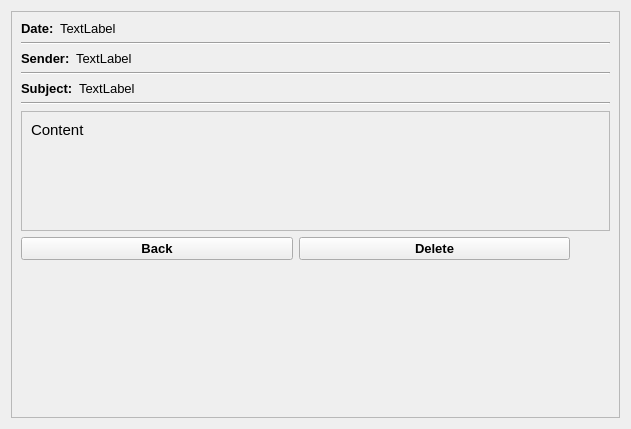
Above: User_app/src/message/message_widget.ui from edugaidano/Little-Social-Network before the change. Below: the same form after it.
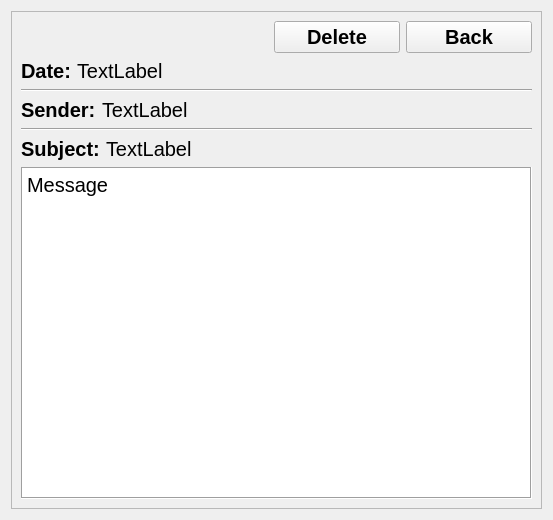
That is the form after the change.

Diff of the .ui file:
```diff
--- a/User_app/src/message/message_widget.ui
+++ b/User_app/src/message/message_widget.ui
@@ -6,8 +6,8 @@
    <rect>
     <x>0</x>
     <y>0</y>
-    <width>631</width>
-    <height>429</height>
+    <width>553</width>
+    <height>520</height>
    </rect>
   </property>
   <property name="windowTitle">
@@ -29,6 +29,66 @@
       <enum>QFrame::Shadow::Raised</enum>
      </property>
      <layout class="QVBoxLayout" name="verticalLayout">
+      <item>
+       <layout class="QHBoxLayout" name="optionsLayout" stretch="2,1,1">
+        <item>
+         <spacer name="horizontalSpacer">
+          <property name="orientation">
+           <enum>Qt::Orientation::Horizontal</enum>
+          </property>
+          <property name="sizeType">
+           <enum>QSizePolicy::Policy::Expanding</enum>
+          </property>
+          <property name="sizeHint" stdset="0">
+           <size>
+            <width>40</width>
+            <height>20</height>
+           </size>
+          </property>
+         </spacer>
+        </item>
+        <item>
+         <widget class="QPushButton" name="deleteButton">
+          <property name="sizePolicy">
+           <sizepolicy hsizetype="Expanding" vsizetype="Fixed">
+            <horstretch>0</horstretch>
+            <verstretch>0</verstretch>
+           </sizepolicy>
+          </property>
+          <property name="font">
+           <font>
+            <family>Arial</family>
+            <pointsize>15</pointsize>
+            <bold>true</bold>
+           </font>
+          </property>
+          <property name="text">
+           <string>Delete</string>
+          </property>
+         </widget>
+        </item>
+        <item>
+         <widget class="QPushButton" name="backButton">
+          <property name="sizePolicy">
+           <sizepolicy hsizetype="Expanding" vsizetype="Fixed">
+            <horstretch>0</horstretch>
+            <verstretch>0</verstretch>
+           </sizepolicy>
+          </property>
+          <property name="font">
+           <font>
+            <family>Arial</family>
+            <pointsize>15</pointsize>
+            <bold>true</bold>
+           </font>
+          </property>
+          <property name="text">
+           <string>Back</string>
+          </property>
+         </widget>
+        </item>
+       </layout>
+      </item>
       <item>
        <layout class="QHBoxLayout" name="dayLayout">
         <item>
@@ -36,7 +96,7 @@
           <property name="font">
            <font>
             <family>Arial</family>
-            <pointsize>10</pointsize>
+            <pointsize>15</pointsize>
             <bold>true</bold>
            </font>
           </property>
@@ -56,7 +116,7 @@
           <property name="font">
            <font>
             <family>Arial</family>
-            <pointsize>10</pointsize>
+            <pointsize>15</pointsize>
            </font>
           </property>
           <property name="text">
@@ -80,7 +140,7 @@
           <property name="font">
            <font>
             <family>Arial</family>
-            <pointsize>10</pointsize>
+            <pointsize>15</pointsize>
             <bold>true</bold>
            </font>
           </property>
@@ -100,7 +160,7 @@
           <property name="font">
            <font>
             <family>Arial</family>
-            <pointsize>10</pointsize>
+            <pointsize>15</pointsize>
            </font>
           </property>
           <property name="text">
@@ -124,7 +184,7 @@
           <property name="font">
            <font>
             <family>Arial</family>
-            <pointsize>10</pointsize>
+            <pointsize>15</pointsize>
             <bold>true</bold>
            </font>
           </property>
@@ -144,7 +204,7 @@
           <property name="font">
            <font>
             <family>Arial</family>
-            <pointsize>10</pointsize>
+            <pointsize>15</pointsize>
            </font>
           </property>
           <property name="text">
@@ -155,127 +215,27 @@
        </layout>
       </item>
       <item>
-       <widget class="Line" name="line_3">
-        <property name="orientation">
-         <enum>Qt::Orientation::Horizontal</enum>
+       <widget class="QPlainTextEdit" name="contentPlainText">
+        <property name="font">
+         <font>
+          <family>Arial</family>
+          <pointsize>15</pointsize>
+         </font>
         </property>
-       </widget>
-      </item>
-      <item>
-       <widget class="QScrollArea" name="contentArea">
-        <property name="widgetResizable">
+        <property name="frameShape">
+         <enum>QFrame::Shape::Box</enum>
+        </property>
+        <property name="frameShadow">
+         <enum>QFrame::Shadow::Sunken</enum>
+        </property>
+        <property name="readOnly">
          <bool>true</bool>
         </property>
-        <widget class="QWidget" name="contentScrollArea">
-         <property name="geometry">
-          <rect>
-           <x>0</x>
-           <y>0</y>
-           <width>587</width>
-           <height>100</height>
-          </rect>
-         </property>
-         <layout class="QVBoxLayout" name="verticalLayout_2">
-          <item>
-           <widget class="QLabel" name="contentLabel">
-            <property name="font">
-             <font>
-              <family>Arial</family>
-              <pointsize>11</pointsize>
-             </font>
-            </property>
-            <property name="text">
-             <string notr="true">Content</string>
-            </property>
-            <property name="alignment">
-             <set>Qt::AlignmentFlag::AlignLeading|Qt::AlignmentFlag::AlignLeft|Qt::AlignmentFlag::AlignTop</set>
-            </property>
-            <property name="wordWrap">
-             <bool>true</bool>
-            </property>
-           </widget>
-          </item>
-         </layout>
-        </widget>
+        <property name="plainText">
+         <string notr="true">Message</string>
+        </property>
        </widget>
       </item>
-      <item>
-       <layout class="QHBoxLayout" name="optionsLayout">
-        <item>
-         <layout class="QHBoxLayout" name="buttonsLayout">
-          <item>
-           <widget class="QPushButton" name="backButton">
-            <property name="sizePolicy">
-             <sizepolicy hsizetype="Preferred" vsizetype="Fixed">
-              <horstretch>0</horstretch>
-              <verstretch>0</verstretch>
-             </sizepolicy>
-            </property>
-            <property name="font">
-             <font>
-              <family>Arial</family>
-              <pointsize>10</pointsize>
-              <bold>true</bold>
-             </font>
-            </property>
-            <property name="text">
-             <string>Back</string>
-            </property>
-           </widget>
-          </item>
-          <item>
-           <widget class="QPushButton" name="deleteButton">
-            <property name="sizePolicy">
-             <sizepolicy hsizetype="Preferred" vsizetype="Fixed">
-              <horstretch>0</horstretch>
-              <verstretch>0</verstretch>
-             </sizepolicy>
-            </property>
-            <property name="font">
-             <font>
-              <family>Arial</family>
-              <pointsize>10</pointsize>
-              <bold>true</bold>
-             </font>
-            </property>
-            <property name="text">
-             <string>Delete</string>
-            </property>
-           </widget>
-          </item>
-         </layout>
-        </item>
-        <item>
-         <spacer name="horizontalSpacer">
-          <property name="orientation">
-           <enum>Qt::Orientation::Horizontal</enum>
-          </property>
-          <property name="sizeType">
-           <enum>QSizePolicy::Policy::Preferred</enum>
-          </property>
-          <property name="sizeHint" stdset="0">
-           <size>
-            <width>40</width>
-            <height>20</height>
-           </size>
-          </property>
-         </spacer>
-        </item>
-       </layout>
-      </item>
-      <item>
-       <spacer name="verticalSpacer">
-        <property name="orientation">
-         <enum>Qt::Orientation::Vertical</enum>
-        </property>
-        <property name="sizeHint" stdset="0">
-         <size>
-          <width>20</width>
-          <height>148</height>
-         </size>
-        </property>
-       </spacer>
-      </item>
      </layout>
     </widget>
    </item>
```
